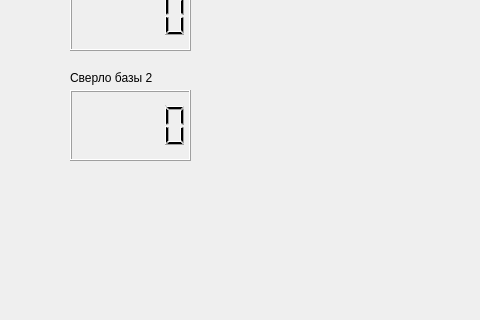
Before: the Qt Designer form interface.ui in EugeneBelovOnlyOffice/PyDrillsOld, drawn with Qt 5; both pictures show x 160 to 640 and y 160 to 480 of the 640 by 480 pixel window.
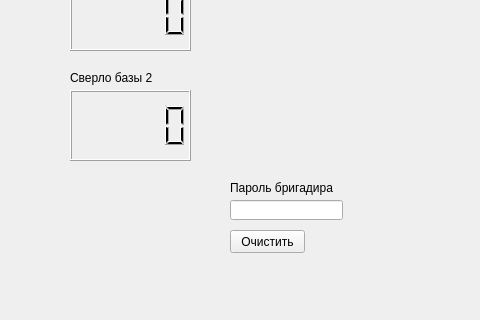
After: the same form once the commit is applied.

```diff
--- a/interface.ui
+++ b/interface.ui
@@ -207,6 +207,48 @@
      <string>Сверло базы 2</string>
     </property>
    </widget>
+   <widget class="QLabel" name="label_8">
+    <property name="geometry">
+     <rect>
+      <x>390</x>
+      <y>340</y>
+      <width>111</width>
+      <height>16</height>
+     </rect>
+    </property>
+    <property name="text">
+     <string>Пароль бригадира</string>
+    </property>
+   </widget>
+   <widget class="QLineEdit" name="lineEdit_2">
+    <property name="geometry">
+     <rect>
+      <x>390</x>
+      <y>360</y>
+      <width>113</width>
+      <height>20</height>
+     </rect>
+    </property>
+    <property name="echoMode">
+     <enum>QLineEdit::Password</enum>
+    </property>
+   </widget>
+   <widget class="QPushButton" name="pushButton_2">
+    <property name="geometry">
+     <rect>
+      <x>390</x>
+      <y>390</y>
+      <width>75</width>
+      <height>23</height>
+     </rect>
+    </property>
+    <property name="text">
+     <string>Очистить</string>
+    </property>
+    <property name="checkable">
+     <bool>false</bool>
+    </property>
+   </widget>
   </widget>
   <widget class="QMenuBar" name="menubar">
    <property name="enabled">
```
